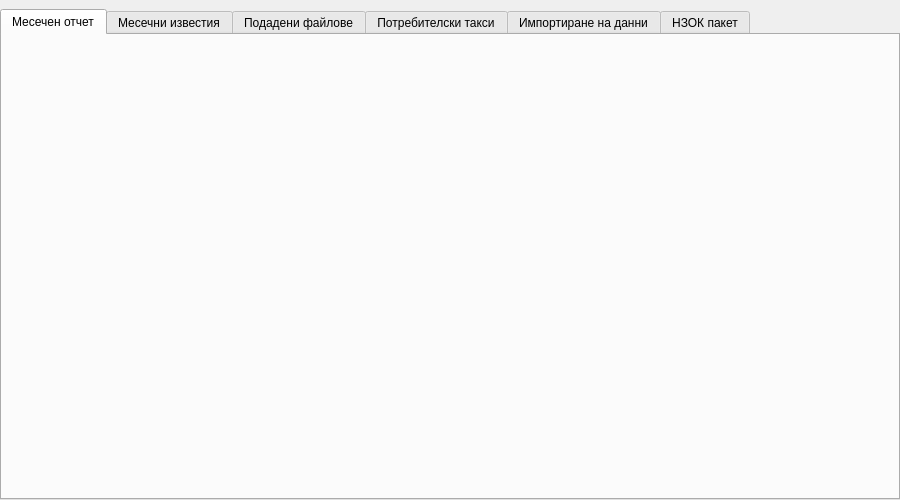
Above: src/View/Widgets/PisDialog.ui from thefinalcutbg/DinoDent before the change. Below: the same form after it.
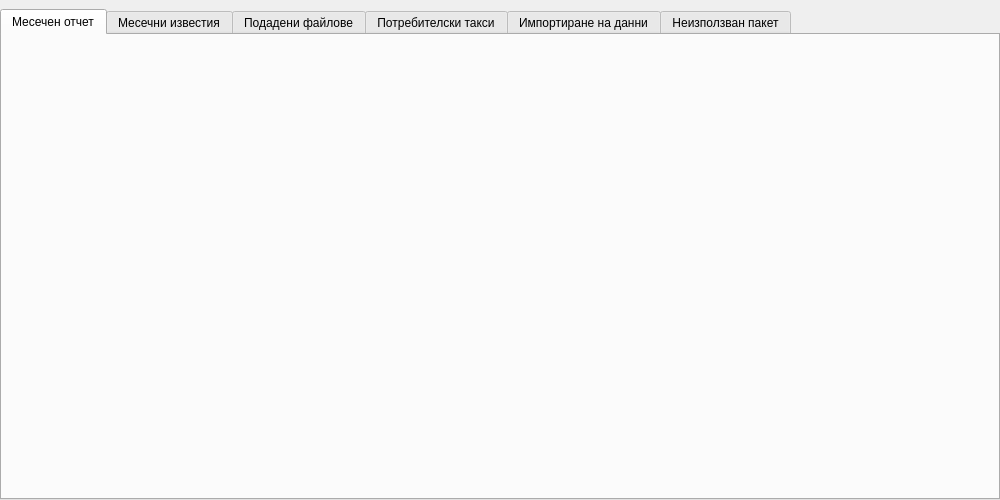
That is the form after the change. Custom widgets are drawn as their Qt base class.

Patch:
```diff
--- a/src/View/Widgets/PisDialog.ui
+++ b/src/View/Widgets/PisDialog.ui
@@ -6,13 +6,13 @@
    <rect>
     <x>0</x>
     <y>0</y>
-    <width>900</width>
+    <width>1000</width>
     <height>500</height>
    </rect>
   </property>
   <property name="minimumSize">
    <size>
-    <width>900</width>
+    <width>1000</width>
     <height>500</height>
    </size>
   </property>
@@ -72,7 +72,7 @@
      </widget>
      <widget class="UnusedPackageView" name="tab_3">
       <attribute name="title">
-       <string>НЗОК пакет</string>
+       <string>Неизползван пакет</string>
       </attribute>
      </widget>
     </widget>
```
